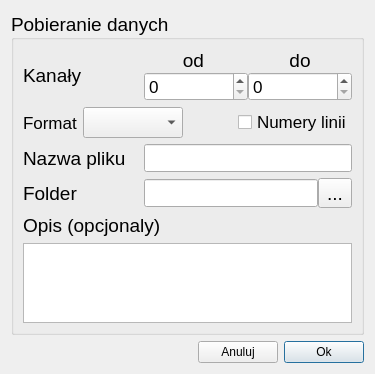
The window that ui/loadSpectrDataDialog.ui (p4r4noj4/spectroscope-connector) describes before a commit, drawn with Qt 5.
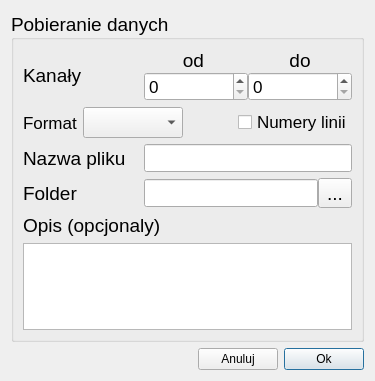
The same window after the commit.

```diff
--- a/ui/loadSpectrDataDialog.ui
+++ b/ui/loadSpectrDataDialog.ui
@@ -7,7 +7,7 @@
     <x>0</x>
     <y>0</y>
     <width>375</width>
-    <height>371</height>
+    <height>381</height>
    </rect>
   </property>
   <property name="sizePolicy">
@@ -183,7 +183,7 @@
           <property name="maximumSize">
            <size>
             <width>16777215</width>
-            <height>16777215</height>
+            <height>90</height>
            </size>
           </property>
          </widget>
```
